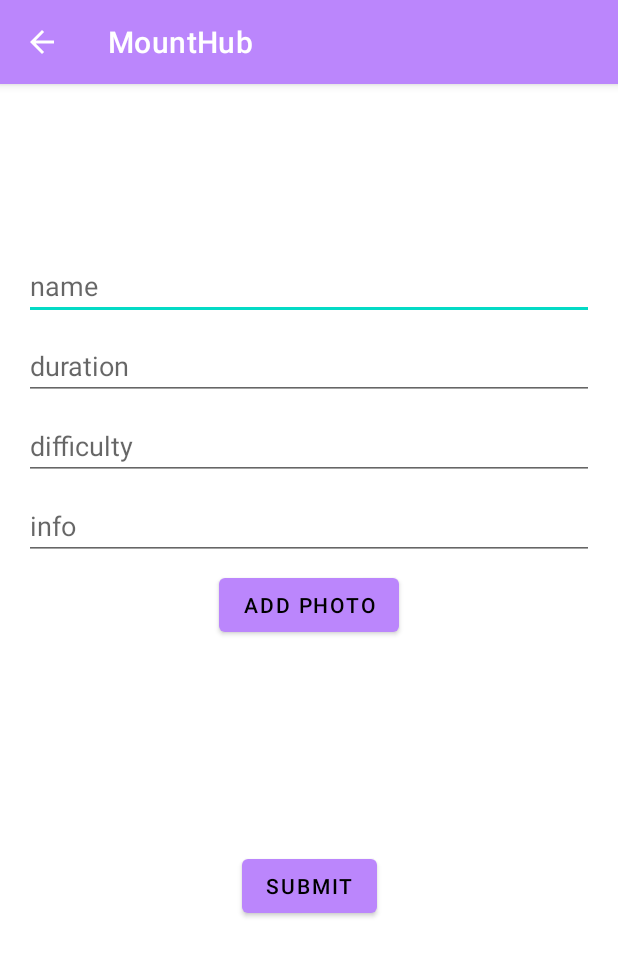
After one commit to KatsarosG/MountHub, an Android app: the AddTrailActivity screen opened directly, with no data from a screen before it, on a phone screen of 412 x 824 dp. The commit adds this screen. Shown: the top 956 px of the screen. Run offline under Robolectric (Android 15) with nearby library versions, the phone set to English and light mode, and no system bars; libraries missing offline, so code that uses them is left out: org.osmdroid.util; 1 statement that could not run was skipped.

Commit message:
Added AddTrail Screen

```diff
--- a/app/src/main/AndroidManifest.xml
+++ b/app/src/main/AndroidManifest.xml
@@ -23,6 +23,11 @@
         tools:targetApi="31" >
         <activity
             android:name=".InfoAndSafetyInstruction"
+            android:exported="false" />
+        <activity
+            android:name=".AddTrailActivity"
+            android:theme="@style/Theme.ActionBar"
+            android:parentActivityName=".MainActivity"
             android:exported="false" />
         <activity
             android:name=".InfoAndSafetyInstructionsScreen"
--- /dev/null
+++ b/app/src/main/java/com/example/mounthub/AddTrailActivity.java
@@ -0,0 +1,72 @@
+package com.example.mounthub;
+
+import android.content.Intent;
+import android.os.Bundle;
+import android.view.View;
+import android.widget.Button;
+import android.widget.EditText;
+import android.widget.TextView;
+import android.widget.Toast;
+
+import androidx.appcompat.app.AppCompatActivity;
+
+import org.osmdroid.util.GeoPoint;
+
+import java.util.ArrayList;
+import java.util.List;
+
+public class AddTrailActivity extends AppCompatActivity {
+
+    EditText nameInput, durationInput, difficultyInput, infoInput;
+    Button submitBtn;
+
+    @Override
+    protected void onCreate(Bundle savedInstanceState) {
+        super.onCreate(savedInstanceState);
+        setContentView(R.layout.activity_add_trail);
+
+        Intent intent = getIntent();
+        ArrayList<GeoPoint> route = intent.getParcelableArrayListExtra("route");
+
+        nameInput = findViewById(R.id.name);
+        durationInput = findViewById(R.id.duration);
+        difficultyInput = findViewById(R.id.difficulty);
+        infoInput = findViewById(R.id.info);
+
+        submitBtn = findViewById(R.id.submit);
+        submitBtn.setOnClickListener(new View.OnClickListener() {
+            @Override
+            public void onClick(View v) {
+                String name = nameInput.getText().toString();
+                int duration = Integer.parseInt(durationInput.getText().toString());
+                String difficulty = difficultyInput.getText().toString();
+                String info = infoInput.getText().toString();
+
+                ArrayList<Coordinate> coordinates = new ArrayList<>();
+
+                // parse list of geopoints to list of coordinates
+                for (GeoPoint point : route) {
+                    Coordinate coordinate = new Coordinate(point.getLatitude(), point.getLongitude());
+                    coordinates.add(coordinate);
+                }
+
+//                Trail trail = new Trail(-1, name, coordinates, duration, Trail.Difficulty.EASY, info);
+
+                Trail trail = new Trail(
+                        -1,
+                        "Appalachian Trail",
+                        List.of(new Coordinate(38.246684768604155, 21.737499370110385), new Coordinate(38.24630040417543, 21.734617569821097)),
+                        Trail.Difficulty.EASY,
+                        "Info"
+                );
+
+                // Add trail to database
+                DatabaseManager databaseManager = new DatabaseManager(AddTrailActivity.this);
+                databaseManager.addTrail(trail);
+
+                Toast.makeText(AddTrailActivity.this, "Trail added", Toast.LENGTH_SHORT).show();
+            }
+        });
+    }
+
+}
--- a/app/src/main/java/com/example/mounthub/DatabaseManager.java
+++ b/app/src/main/java/com/example/mounthub/DatabaseManager.java
@@ -360,6 +360,10 @@ public class DatabaseManager extends SQLiteOpenHelper {
 //        );
     }
 
+    public void addTrail(Trail trail) {
+        // TODO: Add trail to database
+    }
+
     public Location getLocationDetails(int locationId) {
         return  new Location(1, "Loc1", new Coordinate(38.24630040417543, 21.734617569821097), "mountain");
     }
--- a/app/src/main/java/com/example/mounthub/Trail.java
+++ b/app/src/main/java/com/example/mounthub/Trail.java
@@ -1,6 +1,7 @@
 package com.example.mounthub;
 
 import java.time.Duration;
+import java.util.ArrayList;
 import java.util.List;
 
 public class Trail {
@@ -15,6 +16,7 @@ public class Trail {
 	private List<Integer> reviews;
 	private List<Excursion> excursions;
 	private int distance;
+
 
 	// Enum for difficulty
 	public enum Difficulty {
@@ -36,6 +38,7 @@ public class Trail {
 		this.excursions = excursions;
 		this.distance = distance;
 	}
+
 
     public Trail(int ID, String name, List<Coordinate> routeLine,
                  Difficulty difficulty, String info) {
--- a/app/src/main/java/com/example/mounthub/ui/home/HomeFragment.java
+++ b/app/src/main/java/com/example/mounthub/ui/home/HomeFragment.java
@@ -1,5 +1,6 @@
 package com.example.mounthub.ui.home;
 
+import com.example.mounthub.AddTrailActivity;
 import com.example.mounthub.LocationHandler;
 
 import com.example.mounthub.Coordinate;
@@ -7,6 +8,7 @@ import com.example.mounthub.DatabaseManager;
 import com.example.mounthub.Location;
 import com.example.mounthub.LocationManage;
 
+import com.example.mounthub.MainActivity;
 import com.example.mounthub.R;
 import com.example.mounthub.Trail;
 import com.example.mounthub.TrailActionsPopup;
@@ -23,6 +25,7 @@ import android.graphics.Color;
 import android.graphics.drawable.Drawable;
 import android.graphics.drawable.GradientDrawable;
 import android.os.Bundle;
+import android.os.Parcelable;
 import android.preference.PreferenceManager;
 import android.util.Log;
 import android.view.Gravity;
@@ -322,9 +325,8 @@ public class HomeFragment extends Fragment implements MapListener {
                 .setTitle("Add TrailPoints")
                 .setMessage("Plan a route by putting pins on the map")
                 .setPositiveButton("Submit", (dialog, which) -> {
-                    // Handle submit action
-//                    submitTrail(); // Call your submit method
-                    editMode = false; // Exit edit mode
+                    submitTrail();
+                    editMode = false; // exit
                 })
                 .setNegativeButton("Cancel", (dialog, which) -> {
                     editMode = false;
@@ -373,8 +375,8 @@ public class HomeFragment extends Fragment implements MapListener {
                 .setMessage("Just walk🤙")
                 .setPositiveButton("Submit", (dialog, which) -> {
                     // Handle submit action
-//                    submitTrail(); // Call your submit method
-                    recordMode = false; // Exit record mode
+                    submitTrail();
+                    recordMode = false; // exit
                 })
                 .setNeutralButton(recordPaused ? "Continue" : "Paused", (dialog, which) -> {
                     toggleRecording();
@@ -424,4 +426,11 @@ public class HomeFragment extends Fragment implements MapListener {
     private void toggleRecording() {
         recordMode = !recordMode;
     }
+
+    private void submitTrail() {
+        Intent intentObj = new Intent(requireContext(), AddTrailActivity.class);
+        intentObj.putParcelableArrayListExtra("route", (ArrayList<GeoPoint>) markedTrail);
+
+        startActivity(intentObj);
+    }
 }
--- /dev/null
+++ b/app/src/main/res/layout/activity_add_trail.xml
@@ -0,0 +1,94 @@
+<?xml version="1.0" encoding="utf-8"?>
+<androidx.constraintlayout.widget.ConstraintLayout xmlns:android="http://schemas.android.com/apk/res/android"
+    xmlns:app="http://schemas.android.com/apk/res-auto"
+    xmlns:tools="http://schemas.android.com/tools"
+    android:id="@+id/container"
+    android:layout_width="match_parent"
+    android:layout_height="match_parent"
+    android:paddingLeft="@dimen/activity_horizontal_margin"
+    android:paddingTop="@dimen/activity_vertical_margin"
+    android:paddingRight="@dimen/activity_horizontal_margin"
+    android:paddingBottom="@dimen/activity_vertical_margin"
+    tools:context=".RegisterActivity">
+
+    <EditText
+        android:id="@+id/name"
+        android:layout_width="0dp"
+        android:layout_height="wrap_content"
+        android:layout_marginTop="96dp"
+        android:hint="name"
+        android:selectAllOnFocus="true"
+        app:layout_constraintEnd_toEndOf="parent"
+        app:layout_constraintStart_toStartOf="parent"
+        app:layout_constraintTop_toTopOf="parent" />
+
+    <EditText
+        android:id="@+id/duration"
+        android:layout_width="0dp"
+        android:layout_height="wrap_content"
+        android:layout_marginTop="8dp"
+        android:hint="duration"
+        android:selectAllOnFocus="true"
+        app:layout_constraintEnd_toEndOf="parent"
+        app:layout_constraintStart_toStartOf="parent"
+        app:layout_constraintTop_toBottomOf="@+id/name" />
+
+    <EditText
+        android:id="@+id/difficulty"
+        android:layout_width="0dp"
+        android:layout_height="wrap_content"
+        android:layout_marginTop="8dp"
+        android:hint="difficulty"
+        android:selectAllOnFocus="true"
+        app:layout_constraintEnd_toEndOf="parent"
+        app:layout_constraintStart_toStartOf="parent"
+        app:layout_constraintTop_toBottomOf="@+id/duration" />
+
+    <EditText
+        android:id="@+id/info"
+        android:layout_width="0dp"
+        android:layout_height="wrap_content"
+        android:layout_marginTop="8dp"
+        android:hint="info"
+        android:selectAllOnFocus="true"
+        app:layout_constraintEnd_toEndOf="parent"
+        app:layout_constraintStart_toStartOf="parent"
+        app:layout_constraintTop_toBottomOf="@+id/difficulty" />
+
+
+    <Button
+        android:id="@+id/add_photo_btn"
+        android:layout_width="wrap_content"
+        android:layout_height="wrap_content"
+        android:text="Add Photo"
+        app:layout_constraintBottom_toTopOf="@+id/error_message"
+        app:layout_constraintEnd_toEndOf="parent"
+        app:layout_constraintStart_toStartOf="parent"
+        app:layout_constraintTop_toBottomOf="@+id/info" />
+
+    <TextView
+        android:id="@+id/error_message"
+        android:layout_width="match_parent"
+        android:layout_height="wrap_content"
+        android:layout_marginTop="60dp"
+        android:textColor="@android:color/holo_red_dark"
+        android:visibility="visible"
+        app:layout_constraintBottom_toTopOf="@+id/submit"
+        app:layout_constraintEnd_toEndOf="parent"
+        app:layout_constraintHorizontal_bias="0.0"
+        app:layout_constraintStart_toStartOf="parent"
+        app:layout_constraintTop_toBottomOf="@+id/info"
+        app:layout_constraintVertical_bias="0.0" />
+
+    <Button
+        android:id="@+id/submit"
+        android:layout_width="wrap_content"
+        android:layout_height="wrap_content"
+        android:onClick="onRegisterClick"
+        android:text="Submit"
+        app:layout_constraintBottom_toBottomOf="parent"
+        app:layout_constraintEnd_toEndOf="parent"
+        app:layout_constraintStart_toStartOf="parent"
+        app:layout_constraintTop_toBottomOf="@+id/info" />
+
+</androidx.constraintlayout.widget.ConstraintLayout>
```
